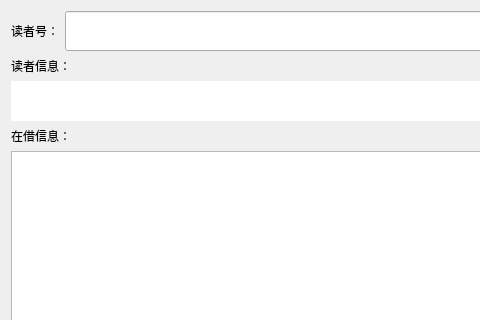
Qt form src/ReturnBookForm.ui (zhiweij1/LibrarySystem) before a commit; both pictures show x 0 to 480 and y 0 to 320 of the 1070 by 820 pixel window.
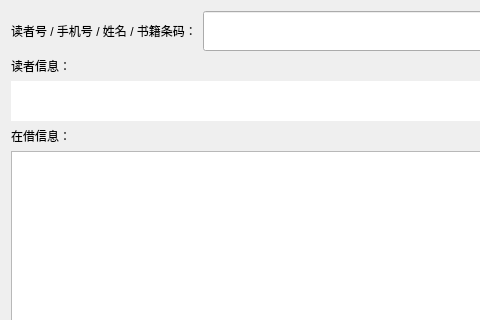
The same form after that commit.

What changed in the file:
```diff
--- a/src/ReturnBookForm.ui
+++ b/src/ReturnBookForm.ui
@@ -25,7 +25,7 @@
         </size>
        </property>
        <property name="text">
-        <string>读者号：</string>
+        <string>读者号 / 手机号 / 姓名 / 书籍条码：</string>
        </property>
       </widget>
      </item>
```
